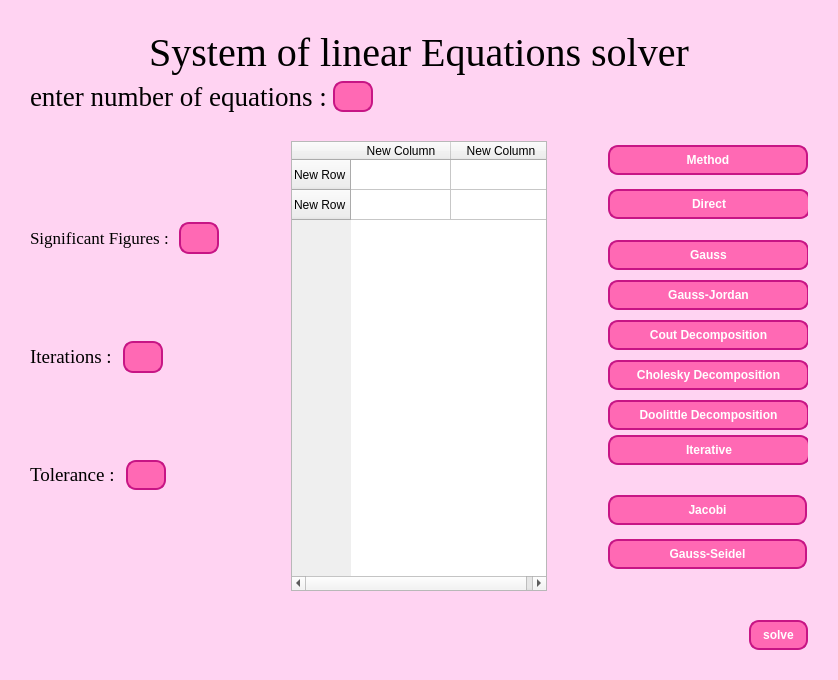
Ahmed-Ragy-3/Numerical_Project, file mixed.ui: the form before one commit.
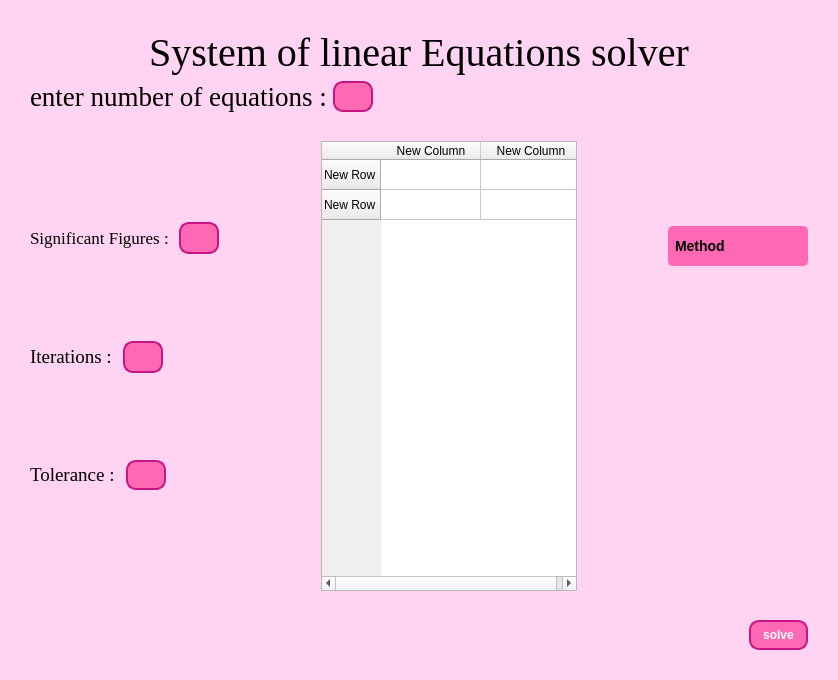
The form after the commit.

```diff
--- a/mixed.ui
+++ b/mixed.ui
@@ -550,9 +550,7 @@
        </spacer>
       </item>
       <item>
-       <layout class="QVBoxLayout" name="mainLayout">
-        <item>
-         <widget class="QPushButton" name="methodButton">
+       <widget class="QWidget" name="widget_2" native="true">
           <property name="sizePolicy">
            <sizepolicy hsizetype="Fixed" vsizetype="Fixed">
             <horstretch>0</horstretch>
@@ -561,191 +559,110 @@
           </property>
           <property name="minimumSize">
            <size>
-            <width>0</width>
+          <width>140</width>
+          <height>300</height>
+         </size>
+        </property>
+        <widget class="QComboBox" name="comboBox">
+         <property name="geometry">
+          <rect>
+           <x>0</x>
+           <y>10</y>
+           <width>140</width>
+           <height>40</height>
+          </rect>
+         </property>
+         <property name="sizePolicy">
+          <sizepolicy hsizetype="Fixed" vsizetype="Fixed">
+           <horstretch>0</horstretch>
+           <verstretch>0</verstretch>
+          </sizepolicy>
+         </property>
+         <property name="minimumSize">
+          <size>
+           <width>140</width>
+           <height>40</height>
+          </size>
+         </property>
+         <property name="maximumSize">
+          <size>
+           <width>16777215</width>
             <height>0</height>
            </size>
           </property>
-          <property name="maximumSize">
-           <size>
-            <width>200</width>
-            <height>16777215</height>
-           </size>
-          </property>
+         <property name="styleSheet">
+          <string notr="true">QComboBox {
+    background-color: #ff69b4; /* Hot pink */
+    border: 2px solid #ff69b4; /* Hot pink */
+    border-radius: 5px;
+    padding: 5px;
+    color: #000000; /* Black text */
+    font: bold 14px Arial;
+}
+
+QComboBox::drop-down {
+    subcontrol-origin: padding;
+    subcontrol-position: top right;
+    width: 20px;
+    border-left: 1px solid #ff69b4; /* Hot pink */
+}
+
+QComboBox::down-arrow {
+    border: none;
+    color: #000000; /* Black arrow color */
+}
+
+QComboBox QAbstractItemView {
+    background-color: #ffc0cb; /* Light pink dropdown */
+    border: 1px solid #ff69b4; /* Hot pink border for dropdown */
+    selection-background-color: #ff69b4; /* Highlighted item in dropdown */
+    selection-color: #ffffff; /* Highlighted text color */
+    color: #000000; /* Black text for items */
+}
+</string>
+         </property>
+         <item>
           <property name="text">
            <string>Method</string>
           </property>
-         </widget>
         </item>
         <item>
-         <widget class="QWidget" name="methodDrawer" native="true">
-          <property name="sizePolicy">
-           <sizepolicy hsizetype="Fixed" vsizetype="Fixed">
-            <horstretch>0</horstretch>
-            <verstretch>0</verstretch>
-           </sizepolicy>
-          </property>
-          <property name="minimumSize">
-           <size>
-            <width>200</width>
-            <height>400</height>
-           </size>
-          </property>
-          <widget class="QWidget" name="verticalLayoutWidget">
-           <property name="geometry">
-            <rect>
-             <x>0</x>
-             <y>4</y>
-             <width>202</width>
-             <height>388</height>
-            </rect>
-           </property>
-           <layout class="QVBoxLayout" name="methodDrawerLayout">
-            <property name="spacing">
-             <number>2</number>
-            </property>
-            <item>
-             <widget class="QPushButton" name="directButton">
-              <property name="text">
-               <string>Direct</string>
-              </property>
-             </widget>
-            </item>
-            <item>
-             <widget class="QWidget" name="directOptions" native="true">
-              <property name="sizePolicy">
-               <sizepolicy hsizetype="Minimum" vsizetype="Minimum">
-                <horstretch>0</horstretch>
-                <verstretch>0</verstretch>
-               </sizepolicy>
-              </property>
-              <property name="minimumSize">
-               <size>
-                <width>200</width>
-                <height>200</height>
-               </size>
-              </property>
-              <property name="maximumSize">
-               <size>
-                <width>200</width>
-                <height>170</height>
-               </size>
-              </property>
-              <widget class="QWidget" name="layoutWidget">
-               <property name="geometry">
-                <rect>
-                 <x>0</x>
-                 <y>0</y>
-                 <width>201</width>
-                 <height>200</height>
-                </rect>
-               </property>
-               <layout class="QVBoxLayout" name="directOptionsLayout">
-                <item>
-                 <widget class="QPushButton" name="gaussButton">
                   <property name="text">
                    <string>Gauss</string>
                   </property>
-                 </widget>
                 </item>
                 <item>
-                 <widget class="QPushButton" name="gaussJordanButton">
                   <property name="text">
                    <string>Gauss-Jordan</string>
                   </property>
-                 </widget>
                 </item>
                 <item>
-                 <widget class="QPushButton" name="CroutDecomposition">
                   <property name="text">
-                   <string>Cout Decomposition</string>
-                  </property>
-                 </widget>
+           <string>Crout LU</string>
+          </property>
                 </item>
                 <item>
-                 <widget class="QPushButton" name="CholeskyDecomposition">
                   <property name="text">
-                   <string>Cholesky Decomposition</string>
-                  </property>
-                 </widget>
+           <string>Cholesky LU</string>
+          </property>
                 </item>
                 <item>
-                 <widget class="QPushButton" name="DoolittleDecomposition">
                   <property name="text">
-                   <string>Doolittle Decomposition</string>
-                  </property>
-                 </widget>
-                </item>
-               </layout>
-              </widget>
-             </widget>
-            </item>
+           <string>Doolittle LU</string>
+          </property>
+         </item>
             <item>
-             <spacer name="verticalSpacer_3">
-              <property name="orientation">
-               <enum>Qt::Orientation::Vertical</enum>
-              </property>
-              <property name="sizeHint" stdset="0">
-               <size>
-                <width>20</width>
-                <height>40</height>
-               </size>
-              </property>
-             </spacer>
-            </item>
-            <item>
-             <widget class="QPushButton" name="iterativeButton">
-              <property name="text">
-               <string>Iterative</string>
-              </property>
-             </widget>
-            </item>
-            <item>
-             <widget class="QWidget" name="iterativeOptions" native="true">
-              <property name="sizePolicy">
-               <sizepolicy hsizetype="Minimum" vsizetype="Maximum">
-                <horstretch>0</horstretch>
-                <verstretch>0</verstretch>
-               </sizepolicy>
-              </property>
-              <property name="minimumSize">
-               <size>
-                <width>100</width>
-                <height>110</height>
-               </size>
-              </property>
-              <widget class="QWidget" name="layoutWidget">
-               <property name="geometry">
-                <rect>
-                 <x>0</x>
-                 <y>20</y>
-                 <width>199</width>
-                 <height>92</height>
-                </rect>
-               </property>
-               <layout class="QVBoxLayout" name="iterativeOptionsLayout">
-                <item>
-                 <widget class="QPushButton" name="jacobiButton">
                   <property name="text">
                    <string>Jacobi</string>
                   </property>
-                 </widget>
                 </item>
                 <item>
-                 <widget class="QPushButton" name="sedielButton">
                   <property name="text">
                    <string>Gauss-Seidel</string>
                   </property>
-                 </widget>
-                </item>
-               </layout>
-              </widget>
-             </widget>
-            </item>
-           </layout>
-          </widget>
-         </widget>
-        </item>
-       </layout>
+         </item>
+        </widget>
+       </widget>
       </item>
      </layout>
     </item>
```
Left out of the diff: 2 changed lines with no effect on the pictures. Lines whose indentation alone changed are shown as unchanged.
